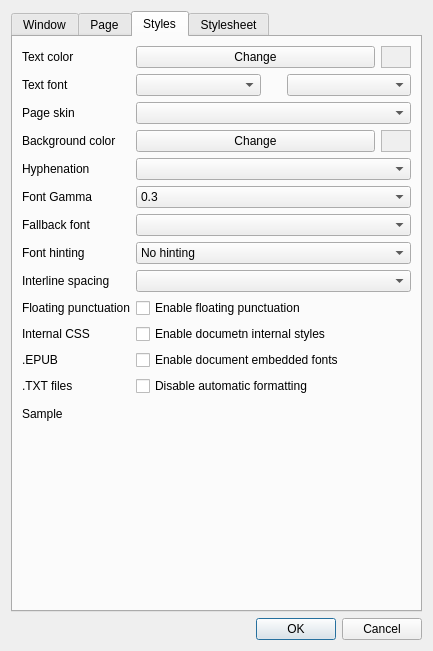
First picture: the form in cr3qt/src/settings.ui, repository buggins/coolreader, before the edit.
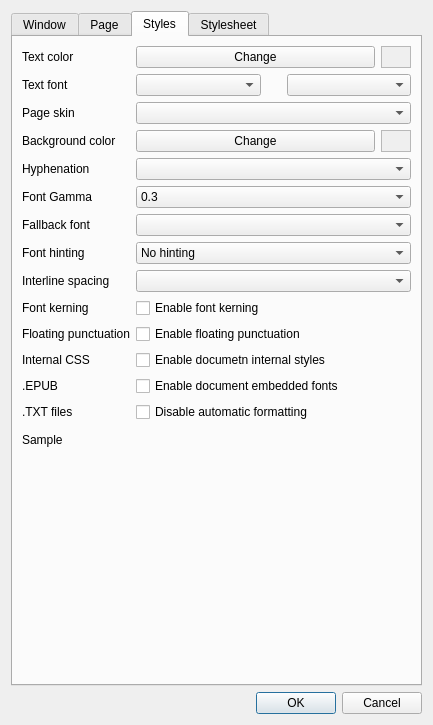
Second picture: the form after the edit. Icons and pictures are not drawn. Custom widgets are drawn as their Qt base class.

Commit message: Added option to enabled/disable font's kerning in Desktop (Qt) implementation.

What changed in the file:
```diff
--- a/cr3qt/src/settings.ui
+++ b/cr3qt/src/settings.ui
@@ -10,7 +10,7 @@
     <x>0</x>
     <y>0</y>
     <width>433</width>
-    <height>651</height>
+    <height>725</height>
    </rect>
   </property>
   <property name="sizePolicy">
@@ -1244,42 +1244,42 @@
          <item row="13" column="1">
           <widget class="QComboBox" name="cbInterlineSpace"/>
          </item>
-         <item row="14" column="0">
+         <item row="15" column="0">
           <widget class="QLabel" name="label_18">
            <property name="text">
             <string>Floating punctuation</string>
            </property>
           </widget>
          </item>
-         <item row="14" column="1">
+         <item row="15" column="1">
           <widget class="QCheckBox" name="cbFloatingPunctuation">
            <property name="text">
             <string>Enable floating punctuation</string>
            </property>
           </widget>
          </item>
-         <item row="17" column="0">
+         <item row="18" column="0">
           <widget class="QLabel" name="label_17">
            <property name="text">
             <string>.TXT files</string>
            </property>
           </widget>
          </item>
-         <item row="17" column="1">
+         <item row="18" column="1">
           <widget class="QCheckBox" name="cbTxtPreFormatted">
            <property name="text">
             <string>Disable automatic formatting</string>
            </property>
           </widget>
          </item>
-         <item row="19" column="0">
+         <item row="20" column="0">
           <widget class="QLabel" name="label_15">
            <property name="text">
             <string>Sample</string>
            </property>
           </widget>
          </item>
-         <item row="19" column="1">
+         <item row="20" column="1">
           <widget class="CR3View" name="crSample" native="true">
            <property name="sizePolicy">
             <sizepolicy hsizetype="Expanding" vsizetype="Expanding">
@@ -1552,34 +1552,48 @@
            </property>
           </widget>
          </item>
-         <item row="15" column="1">
+         <item row="16" column="1">
           <widget class="QCheckBox" name="cbEnableDocumentStyles">
            <property name="text">
             <string>Enable documetn internal styles</string>
            </property>
           </widget>
          </item>
-         <item row="15" column="0">
+         <item row="16" column="0">
           <widget class="QLabel" name="label_38">
            <property name="text">
             <string>Internal CSS</string>
            </property>
           </widget>
          </item>
-         <item row="16" column="1">
+         <item row="17" column="1">
           <widget class="QCheckBox" name="cbEnableEmbeddedFonts">
            <property name="text">
             <string>Enable document embedded fonts</string>
            </property>
           </widget>
          </item>
-         <item row="16" column="0">
+         <item row="17" column="0">
           <widget class="QLabel" name="label_37">
            <property name="text">
             <string>.EPUB</string>
            </property>
           </widget>
          </item>
+         <item row="14" column="0">
+          <widget class="QLabel" name="label_43">
+           <property name="text">
+            <string>Font kerning</string>
+           </property>
+          </widget>
+         </item>
+         <item row="14" column="1">
+          <widget class="QCheckBox" name="cbFontKerning">
+           <property name="text">
+            <string>Enable font kerning</string>
+           </property>
+          </widget>
+         </item>
         </layout>
        </item>
       </layout>
```
Left out of the diff: 4 changed lines with no effect on the pictures. The commit also changes 5 other files.
